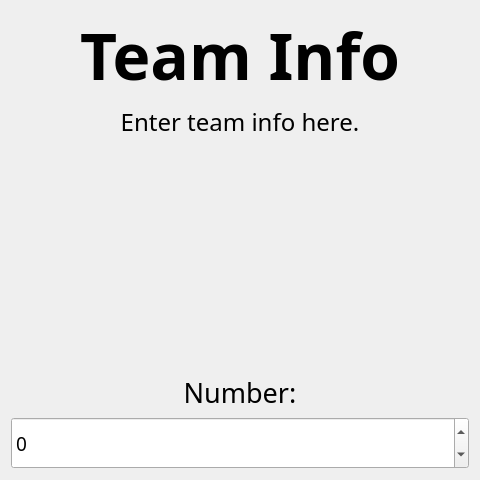
Before: the Qt Designer form ui/TeamInfo.ui in binex-dsk/QFRCScouter, drawn with Qt 5.
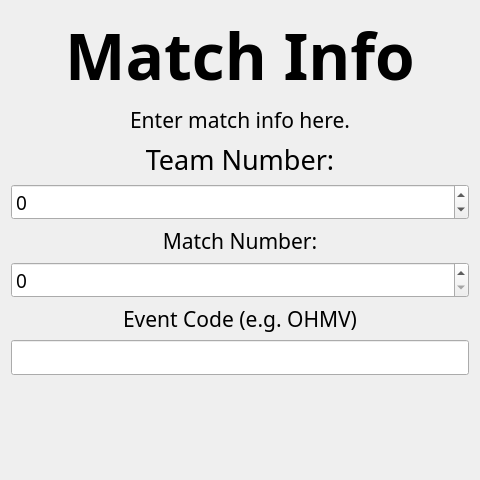
After: the same form once the commit is applied. Custom widgets are drawn as their Qt base class.

Patch:
```diff
--- a/ui/TeamInfo.ui
+++ b/ui/TeamInfo.ui
@@ -37,7 +37,7 @@
       </font>
      </property>
      <property name="text">
-      <string>Team Info</string>
+      <string>Match Info</string>
      </property>
      <property name="scaledContents">
       <bool>true</bool>
@@ -55,24 +55,24 @@
      <property name="sizePolicy">
       <sizepolicy hsizetype="Preferred" vsizetype="Preferred">
        <horstretch>1</horstretch>
-       <verstretch>5</verstretch>
+       <verstretch>0</verstretch>
       </sizepolicy>
      </property>
      <property name="font">
       <font>
        <family>Noto Sans</family>
-       <pointsize>18</pointsize>
+       <pointsize>16</pointsize>
        <bold>false</bold>
       </font>
      </property>
      <property name="text">
-      <string>Enter team info here.</string>
+      <string>Enter match info here.</string>
      </property>
      <property name="scaledContents">
       <bool>true</bool>
      </property>
      <property name="alignment">
-      <set>Qt::AlignHCenter|Qt::AlignTop</set>
+      <set>Qt::AlignCenter</set>
      </property>
      <property name="wordWrap">
       <bool>true</bool>
@@ -95,7 +95,7 @@
       </font>
      </property>
      <property name="text">
-      <string>Number:</string>
+      <string>Team Number:</string>
      </property>
      <property name="scaledContents">
       <bool>true</bool>
@@ -109,11 +109,11 @@
     </widget>
    </item>
    <item>
-    <widget class="BetterSpinBox" name="spinBox">
+    <widget class="QSpinBox" name="teamNumber">
      <property name="sizePolicy">
-      <sizepolicy hsizetype="Preferred" vsizetype="Preferred">
+      <sizepolicy hsizetype="Preferred" vsizetype="Maximum">
        <horstretch>1</horstretch>
-       <verstretch>1</verstretch>
+       <verstretch>0</verstretch>
       </sizepolicy>
      </property>
      <property name="wrapping">
@@ -124,15 +124,61 @@
      </property>
     </widget>
    </item>
+   <item>
+    <widget class="QLabel" name="label_3">
+     <property name="font">
+      <font>
+       <family>Noto Sans</family>
+       <pointsize>16</pointsize>
+       <bold>false</bold>
+      </font>
+     </property>
+     <property name="text">
+      <string>Match Number:</string>
+     </property>
+     <property name="alignment">
+      <set>Qt::AlignCenter</set>
+     </property>
+    </widget>
+   </item>
+   <item>
+    <widget class="QSpinBox" name="matchNumber"/>
+   </item>
+   <item>
+    <widget class="QLabel" name="label_4">
+     <property name="font">
+      <font>
+       <family>Noto Sans</family>
+       <pointsize>16</pointsize>
+       <bold>false</bold>
+      </font>
+     </property>
+     <property name="text">
+      <string>Event Code (e.g. OHMV)</string>
+     </property>
+     <property name="alignment">
+      <set>Qt::AlignCenter</set>
+     </property>
+    </widget>
+   </item>
+   <item>
+    <widget class="QLineEdit" name="eventCode"/>
+   </item>
+   <item>
+    <spacer name="verticalSpacer">
+     <property name="orientation">
+      <enum>Qt::Vertical</enum>
+     </property>
+     <property name="sizeHint" stdset="0">
+      <size>
+       <width>20</width>
+       <height>40</height>
+      </size>
+     </property>
+    </spacer>
+   </item>
   </layout>
  </widget>
- <customwidgets>
-  <customwidget>
-   <class>BetterSpinBox</class>
-   <extends>QSpinBox</extends>
-   <header>BetterSpinBox.h</header>
-  </customwidget>
- </customwidgets>
  <resources/>
  <connections/>
 </ui>
```
